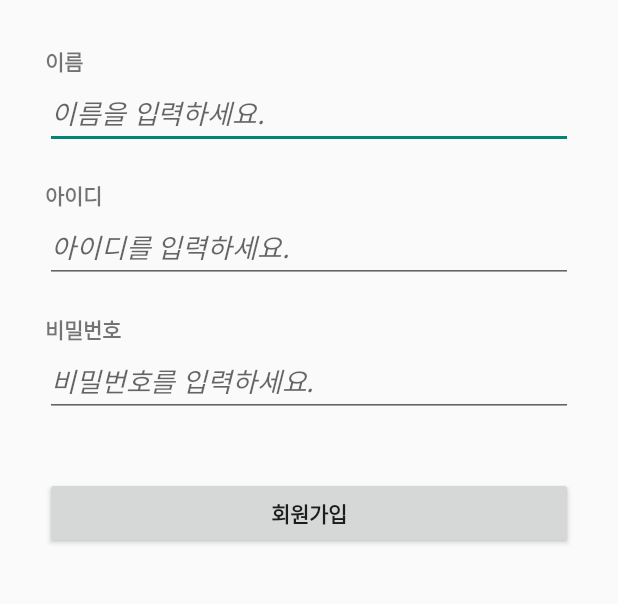
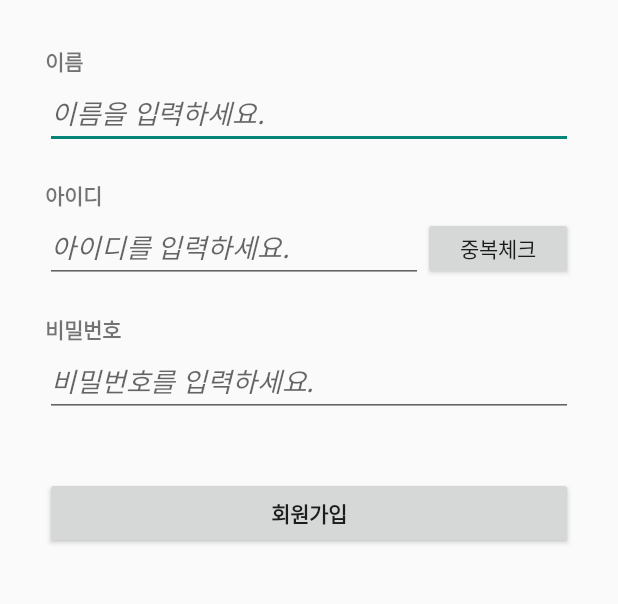
Before and after one commit to hwajiny/TeamProject10, an Android app: the SignUpActivity screen opened directly, with no data from a screen before it, on a phone screen of 412 x 824 dp, the part 240-844 px from its top. Run offline under Robolectric (Android 15) with nearby library versions, the phone set to English and light mode, and no system bars.

```diff
--- a/app/src/main/java/com/example/teamproject10/SignUpActivity.kt
+++ b/app/src/main/java/com/example/teamproject10/SignUpActivity.kt
@@ -34,7 +34,7 @@ class SignUpActivity : AppCompatActivity() {
                 setResult(RESULT_OK,intent)
                 finish()
             }else {
-                Toast.makeText(applicationContext,"입력되지 않은 정보가 있습니다.",Toast.LENGTH_SHORT).show()
+                Toast.makeText(applicationContext,R.string.str_toast_check,Toast.LENGTH_SHORT).show()
             }
 
         }
--- a/app/src/main/res/layout/activity_signup.xml
+++ b/app/src/main/res/layout/activity_signup.xml
@@ -35,14 +35,14 @@
                     android:layout_width="wrap_content"
                     android:layout_height="wrap_content"
                     android:layout_gravity="left"
-                    android:text="이름"
+                    android:text="@string/str_name"
                     android:textStyle="bold" />
 
                 <EditText
                     android:id="@+id/editTextName"
                     android:layout_width="match_parent"
                     android:layout_height="wrap_content"
-                    android:hint="이름을 입력하세요."
+                    android:hint="@string/str_hint_name"
                     android:inputType="textPersonName"
                     android:textStyle="italic" />
 
@@ -51,23 +51,35 @@
                     android:layout_height="wrap_content"
                     android:layout_gravity="left"
                     android:layout_marginTop="20dp"
-                    android:text="아이디"
+                    android:text="@string/str_id"
                     android:textStyle="bold" />
 
-                <EditText
-                    android:id="@+id/editTextId"
+                <LinearLayout
                     android:layout_width="match_parent"
                     android:layout_height="wrap_content"
-                    android:hint="아이디를 입력하세요."
-                    android:inputType="text"
-                    android:textStyle="italic" />
+                    android:orientation="horizontal">
+                    <EditText
+                        android:id="@+id/editTextId"
+                        android:layout_width="0dp"
+                        android:layout_height="wrap_content"
+                        android:layout_weight="1"
+                        android:hint="@string/str_hint_id"
+                        android:inputType="text"
+                        android:textStyle="italic" />
+
+                    <androidx.appcompat.widget.AppCompatButton
+                        android:id="@+id/btn_valid_id"
+                        android:text="@string/str_valid_check_id"
+                        android:layout_width="100dp"
+                        android:layout_height="42dp"/>
+                </LinearLayout>
 
                 <TextView
                     android:layout_width="wrap_content"
                     android:layout_height="wrap_content"
                     android:layout_gravity="left"
                     android:layout_marginTop="20dp"
-                    android:text="비밀번호"
+                    android:text="@string/str_password"
                     android:textStyle="bold" />
 
                 <EditText
@@ -75,7 +87,7 @@
                     android:layout_width="match_parent"
                     android:layout_height="wrap_content"
                     android:layout_marginBottom="20dp"
-                    android:hint="비밀번호를 입력하세요."
+                    android:hint="@string/str_hint_password"
                     android:inputType="textPassword"
                     android:textStyle="italic" />
 
@@ -84,7 +96,7 @@
                     android:layout_width="match_parent"
                     android:layout_height="wrap_content"
                     android:layout_marginVertical="20dp"
-                    android:text="회원가입"
+                    android:text="@string/str_signup"
                     android:textStyle="bold" />
 
             </LinearLayout>
--- a/app/src/main/res/values/strings.xml
+++ b/app/src/main/res/values/strings.xml
@@ -1,9 +1,22 @@
 <resources>
     <string name="app_name">Blink</string>
     <string name="str_not_login" translatable="false">로그인</string>
+    <string name="str_name" translatable="false">이름</string>
+    <string name="str_id" translatable="false">아이디</string>
+    <string name="str_password" translatable="false">비밀번호</string>
+    <string name="str_signup" translatable="false">회원가입</string>
+    <string name="str_hint_name" translatable="false">이름을 입력하세요.</string>
+    <string name="str_hint_id" translatable="false">아이디를 입력하세요.</string>
+    <string name="str_hint_password" translatable="false">비밀번호를 입력하세요.</string>
     <string name="str_login" translatable="false">님\n환영합니다</string>
     <string name="str_feed_more" translatable="false">더보기</string>
     <string name="str_feed_folding" translatable="false">접기</string>
+    <string name="str_toast_check" translatable="false">입력되지 않은 정보가 있습니다</string>
+    <string name="str_toast_login_success" translatable="false">로그인성공</string>
+    <string name="str_toast_check_pw" translatable="false">비밀번호를 입력해주세요</string>
+    <string name="str_toast_check_id" translatable="false">아이디를 입력해주세요</string>
+    <string name="str_toast_check_idpw" translatable="false">아이디/비밀번호를 입력해주세요</string>
+    <string name="str_toast_check_user" translatable="false">일치하는 회원정보가 없습니다</string>
     <string name="str_valid_check_id" translatable="false">중복체크</string>
     <!-- -->
     <string name="str_jisu_id" translatable="false">jisu</string>
@@ -58,6 +71,7 @@
     <string name="my_page_button" translatable="false">프로필 수정하기</string>
     <string name="toast_text" translatable="false">지금은 프로필 수정하실 수 없습니다!</string>
 
+
     <string name="str_no_data" translatable="false">데이타가 없습니다.</string>
 
     <string name="name" translatable="false">아이디 : 블랙핑크_제니\n나이 : 27\nMBTI : INFP </string>
```
Also changed, not shown: app/src/main/java/com/example/teamproject10/LoginActivity.kt (+5 -5 lines), app/src/main/res/layout-land/activity_login.xml (+6 -6 lines), app/src/main/res/layout/activity_login.xml (+6 -6 lines), 1 other file.
